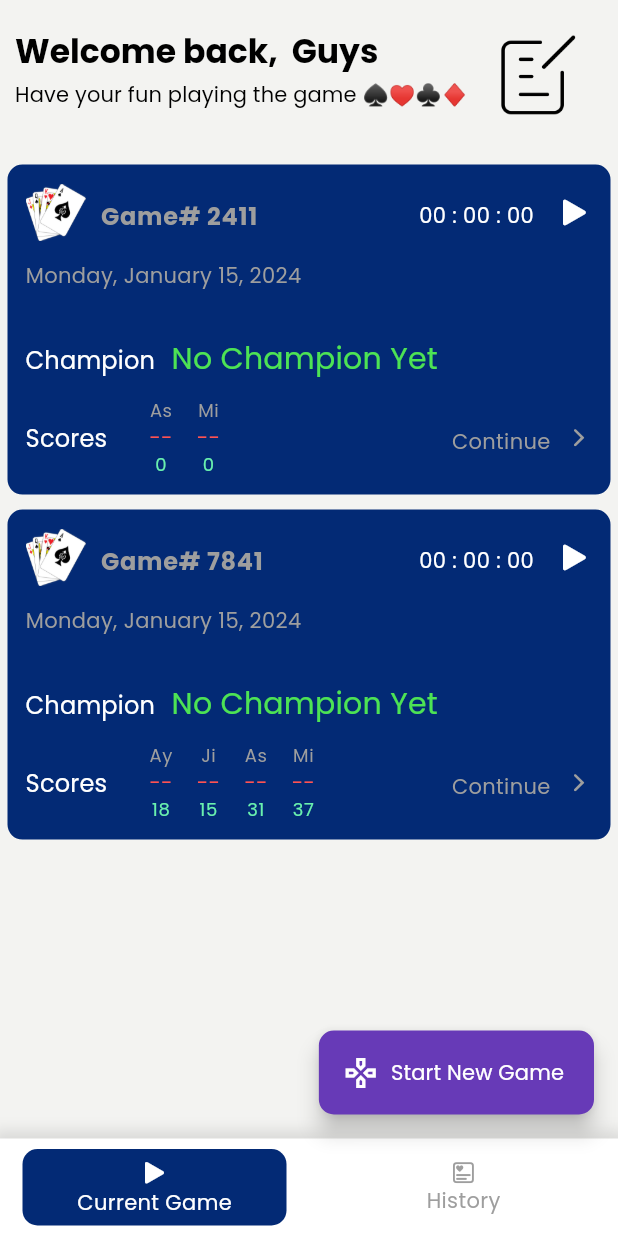
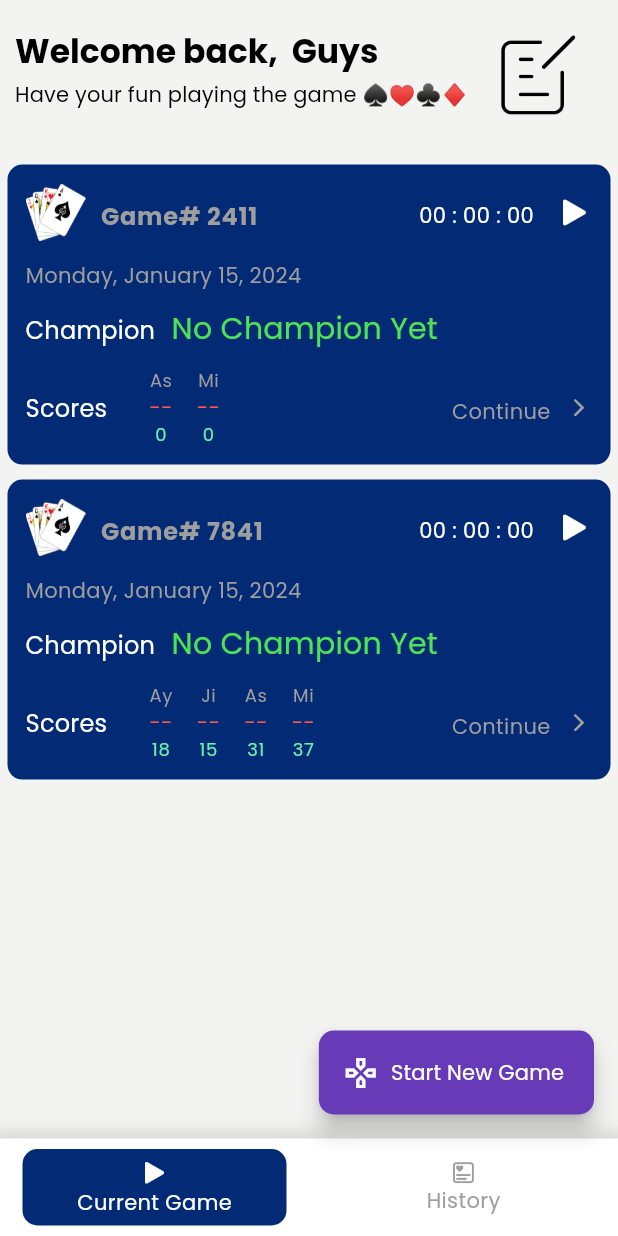
Before and after one commit to aymansainshy/game_record, a Flutter app: the screen it shows after launch, on a phone screen of 412 x 824 dp. Run offline on Flutter 3.47's test engine with Material 3 defaults, Android fonts, the phone set to English and light mode, and no system bars; our stand-ins replace bloc, dio, equatable, flutter_bloc, get_it, go_router and 2 more.

Commit message:
Edit GameItem Widget

```diff
--- a/lib/src/features/games/views/widgets/add_new_player_to_current_game_sheet.dart
+++ b/lib/src/features/games/views/widgets/add_new_player_to_current_game_sheet.dart
@@ -139,6 +139,7 @@ class _AddNewPlayerToCurrentGameSheetState extends State<AddNewPlayerToCurrentGa
                 child: ElevatedButton(
                   onPressed: () {
                     if (playersState.playersToAdd != null && playersState.playersToAdd!.isNotEmpty) {
+
                       if ((widget.game.getGamePlayers().length + playersState.playersToAdd!.length) > 6) {
                         Navigator.pop(context);
                         ScaffoldMessenger.of(context).showSnackBar(
--- a/lib/src/features/games/views/widgets/game_item_widget.dart
+++ b/lib/src/features/games/views/widgets/game_item_widget.dart
@@ -42,7 +42,7 @@ class GameItemWidget extends StatelessWidget {
         context.push(RouteName.gameBoard, extra: game);
       },
       child: Container(
-        height: 220,
+        height: 200,
         width: double.infinity,
         margin: const EdgeInsets.all(5),
         padding: const EdgeInsets.all(10),
@@ -129,7 +129,7 @@ class GameItemWidget extends StatelessWidget {
                     color: Colors.grey,
                   ),
             ),
-            const SizedBox(height: 30),
+            const SizedBox(height: 10),
             RichText(
               text: TextSpan(
                 children: [
```
Also changed, not shown: lib/src/features/games/views/game_board_details.dart (+7 -0 lines).
